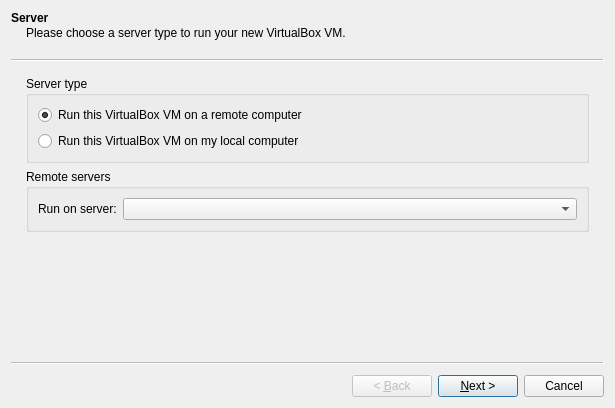
Before: the Qt Designer form gns3/modules/virtualbox/ui/virtualbox_vm_wizard.ui in GNS3/gns3-gui, drawn with Qt 5.
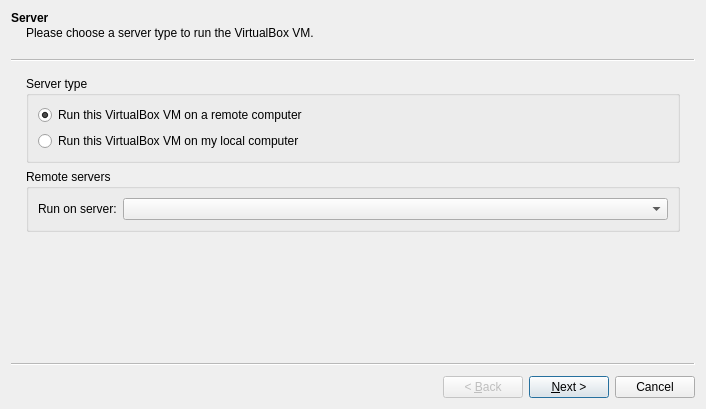
After: the same form once the commit is applied.

What changed in the file:
```diff
--- a/gns3/modules/virtualbox/ui/virtualbox_vm_wizard.ui
+++ b/gns3/modules/virtualbox/ui/virtualbox_vm_wizard.ui
@@ -6,8 +6,8 @@
    <rect>
     <x>0</x>
     <y>0</y>
-    <width>615</width>
-    <height>408</height>
+    <width>706</width>
+    <height>409</height>
    </rect>
   </property>
   <property name="windowTitle">
@@ -21,7 +21,7 @@
     <string>Server</string>
    </property>
    <property name="subTitle">
-    <string>Please choose a server type to run your new VirtualBox VM.</string>
+    <string>Please choose a server type to run the VirtualBox VM.</string>
    </property>
    <layout class="QGridLayout" name="gridLayout_2">
     <item row="0" column="0">
```
Left out of the diff: 2 changed lines with no effect on the pictures.
